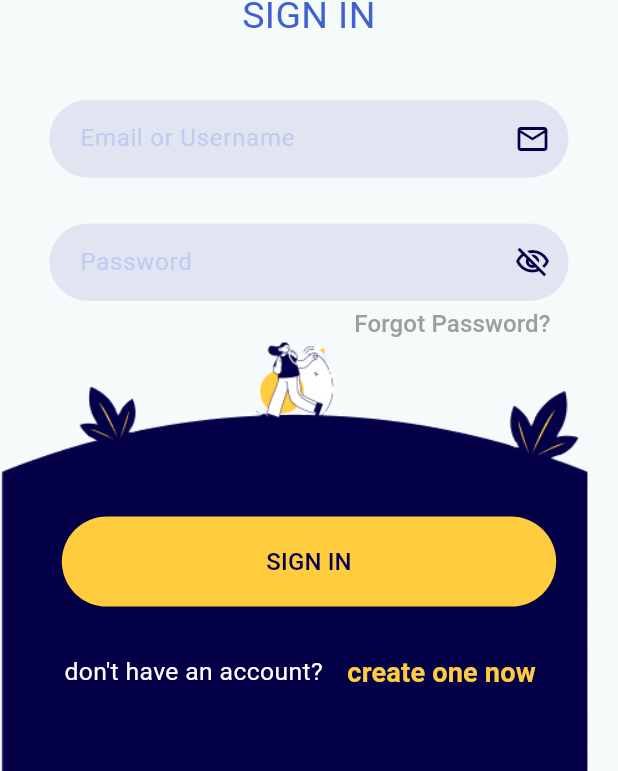
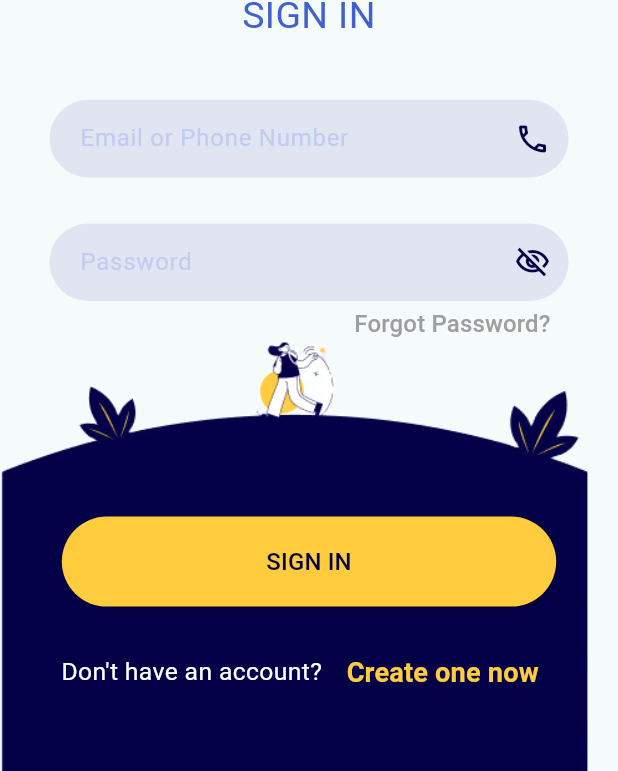
Before and after one commit to deepakdas-d/Divya_Admin, a Flutter app: the Signup screen opened directly, after a tap on "Login", on a phone screen of 412 x 824 dp. Shown: the part 444-1215 px from the top of the screen. Run offline on Flutter 3.47's test engine with Material 3 defaults, Android fonts, the phone set to English and light mode, and no system bars; our stand-ins replace cloud_firestore, firebase_auth, firebase_core, firebase_storage, fl_chart, google_fonts and 3 more; accounts and stored records are empty; network calls fail; project files that could hold a hidden picture were left out.

Commit message:
second commit

```diff
--- a/admin/lib/Auth/otp-verification.dart
+++ b/admin/lib/Auth/otp-verification.dart
@@ -7,7 +7,7 @@ import 'package:flutter/services.dart';
 class OTPVerification extends StatefulWidget {
   final String email;
 
-  const OTPVerification({super.key, required this.email});
+  const OTPVerification({super.key, required this.email, String? phone});
 
   @override
   State<OTPVerification> createState() => _OTPVerificationState();
--- a/admin/lib/Auth/sigin.dart
+++ b/admin/lib/Auth/sigin.dart
@@ -4,7 +4,6 @@ import 'package:admin/home.dart';
 import 'package:cloud_firestore/cloud_firestore.dart';
 import 'package:firebase_auth/firebase_auth.dart';
 import 'package:flutter/material.dart';
-
 import 'package:flutter/services.dart';
 
 class Sigin extends StatefulWidget {
@@ -15,23 +14,23 @@ class Sigin extends StatefulWidget {
 }
 
 class SiginState extends State<Sigin> {
-  final TextEditingController _emailController = TextEditingController();
+  final TextEditingController _emailOrPhoneController = TextEditingController();
   final TextEditingController _passwordController = TextEditingController();
 
   bool _isPasswordVisible = false;
-  bool isEmailEmpty = true;
-  bool isEmailValid = false;
+  bool isInputEmpty = true;
+  bool isInputValid = false;
 
   @override
   void initState() {
     super.initState();
 
-    _emailController.addListener(() {
-      final email = _emailController.text.trim();
+    _emailOrPhoneController.addListener(() {
+      final input = _emailOrPhoneController.text.trim();
 
       setState(() {
-        isEmailEmpty = email.isEmpty;
-        isEmailValid = _isValidEmail(email); // <- validate format
+        isInputEmpty = input.isEmpty;
+        isInputValid = _isValidEmail(input) || _isValidPhone(input);
       });
     });
   }
@@ -41,26 +40,56 @@ class SiginState extends State<Sigin> {
     return emailRegex.hasMatch(email);
   }
 
+  bool _isValidPhone(String phone) {
+    final phoneRegex = RegExp(r'^\+?[\d\s-]{10,}$');
+    return phoneRegex.hasMatch(phone);
+  }
+
   @override
   void dispose() {
-    _emailController.dispose();
+    _emailOrPhoneController.dispose();
     _passwordController.dispose();
-
     super.dispose();
   }
 
-  Future<String?> signIn(String email, String password) async {
+  Future<String?> signIn(String input, String password) async {
     try {
-      print("Attempting to sign in with email: $email"); // Debug log
+      print("Attempting to sign in with input: $input"); // Debug log
 
-      // First sign in with Firebase Auth
+      String? email;
+      String? uid;
+
+      // Check if input is an email or phone number
+      if (_isValidEmail(input)) {
+        // Input is an email
+        email = input;
+      } else if (_isValidPhone(input)) {
+        // Input is a phone number, query Firestore to find matching email
+        QuerySnapshot query = await FirebaseFirestore.instance
+            .collection('admins')
+            .where('phone', isEqualTo: input)
+            .limit(1)
+            .get();
+
+        if (query.docs.isNotEmpty) {
+          email = query.docs.first.get('email') as String;
+          uid = query.docs.first.get('uid') as String;
+          print("Found email for phone: $email"); // Debug log
+        } else {
+          return 'No account found for this phone number.';
+        }
+      } else {
+        return 'Invalid email or phone number format.';
+      }
+
+      // Sign in with Firebase Auth using the email
       UserCredential userCredential = await FirebaseAuth.instance
-          .signInWithEmailAndPassword(email: email, password: password);
+          .signInWithEmailAndPassword(email: email!, password: password);
 
-      String uid = userCredential.user!.uid;
+      uid ??= userCredential.user!.uid;
       print("Sign in successful, UID: $uid"); // Debug log
 
-      // Check if the user exists in the 'admins' collection
+      // Verify admin role in Firestore
       DocumentSnapshot adminDoc = await FirebaseFirestore.instance
           .collection('admins')
           .doc(uid)
@@ -72,14 +101,12 @@ class SiginState extends State<Sigin> {
 
         if (adminData['role'] == 'admin') {
           print("Admin login verified.");
-          return null; // allow login
+          return null; // Allow login
         } else {
-          // Not an admin
           await FirebaseAuth.instance.signOut();
           return 'Access denied. You are not an admin.';
         }
       } else {
-        // No admin record found
         await FirebaseAuth.instance.signOut();
         return 'No admin record found.';
       }
@@ -91,13 +118,13 @@ class SiginState extends State<Sigin> {
   }
 
   void handleSignIn() async {
-    String email = _emailController.text.trim();
+    String input = _emailOrPhoneController.text.trim();
     String password = _passwordController.text.trim();
 
-    if (email.isEmpty || password.isEmpty) {
-      ScaffoldMessenger.of(
-        context,
-      ).showSnackBar(SnackBar(content: Text("Please fill in both fields")));
+    if (input.isEmpty || password.isEmpty) {
+      ScaffoldMessenger.of(context).showSnackBar(
+        const SnackBar(content: Text("Please fill in both fields")),
+      );
       return;
     }
 
@@ -105,11 +132,11 @@ class SiginState extends State<Sigin> {
     showDialog(
       context: context,
       barrierDismissible: false,
-      builder: (_) => Center(child: CircularProgressIndicator()),
+      builder: (_) => const Center(child: CircularProgressIndicator()),
     );
 
     try {
-      String? result = await signIn(email, password);
+      String? result = await signIn(input, password);
 
       // Remove the loading dialog
       Navigator.of(context, rootNavigator: true).pop();
@@ -117,14 +144,14 @@ class SiginState extends State<Sigin> {
       if (result == null) {
         ScaffoldMessenger.of(context).showSnackBar(
           SnackBar(
-            content: Text("Signed in successfully"),
-            backgroundColor: Color(0xFFFFCC3E),
+            content: const Text("Signed in successfully"),
+            backgroundColor: const Color(0xFFFFCC3E),
           ),
         );
 
         Navigator.pushReplacement(
           context,
-          MaterialPageRoute(builder: (_) => Dashboard()), // Fix class name
+          MaterialPageRoute(builder: (_) => const Dashboard()),
         );
       } else {
         ScaffoldMessenger.of(
@@ -140,9 +167,25 @@ class SiginState extends State<Sigin> {
     }
   }
 
+  Future<String?> _getEmailFromPhone(String phone) async {
+    try {
+      QuerySnapshot query = await FirebaseFirestore.instance
+          .collection('admins')
+          .where('phone', isEqualTo: phone)
+          .limit(1)
+          .get();
+
+      if (query.docs.isNotEmpty) {
+        return query.docs.first.get('email') as String;
+      }
+      return null;
+    } catch (e) {
+      return null;
+    }
+  }
+
   @override
   Widget build(BuildContext context) {
-    // final screenWidth = MediaQuery.of(context).size.width;
     final screenHeight = MediaQuery.of(context).size.height;
     return Scaffold(
       resizeToAvoidBottomInset: false,
@@ -160,13 +203,12 @@ class SiginState extends State<Sigin> {
             ),
           ),
 
-          // icon button image
+          // Icon button image
           Positioned(
             left: -screenHeight * .05,
             top: -screenHeight * .09,
             child: TextButton(
               onPressed: () {
-                // Exit the app
                 SystemChannels.platform.invokeMethod('SystemNavigator.pop');
               },
               child: SizedBox(
@@ -194,12 +236,12 @@ class SiginState extends State<Sigin> {
             ),
           ),
 
-          //Welcome text
+          // Welcome text
           Positioned(
             top: screenHeight * .3,
             left: screenHeight * .04,
             right: screenHeight * .04,
-            child: Text(
+            child: const Text(
               'Welcome Back',
               style: TextStyle(
                 fontSize: 35,
@@ -215,50 +257,57 @@ class SiginState extends State<Sigin> {
             top: screenHeight * .35,
             left: screenHeight * .04,
             right: screenHeight * .04,
-            child: Text(
+            child: const Text(
               'SIGN IN',
               style: TextStyle(
                 fontSize: 25,
-                // fontWeight: FontWeight.bold,
                 color: Color.fromARGB(255, 63, 97, 209),
               ),
               textAlign: TextAlign.center,
             ),
           ),
 
-          //text fields of email
+          // Email or Phone text field
           Positioned(
             top: screenHeight * .44,
             left: screenHeight * .04,
             right: screenHeight * .04,
             child: TextField(
-              controller: _emailController,
+              controller: _emailOrPhoneController,
               decoration: InputDecoration(
                 suffixIcon: Icon(
-                  Icons.email_outlined,
-                  color: Color(0xFF030047),
+                  _isValidEmail(_emailOrPhoneController.text.trim())
+                      ? Icons.email_outlined
+                      : Icons.phone_outlined,
+                  color: const Color(0xFF030047),
                 ),
-                labelText: 'Email or Username',
-                labelStyle: TextStyle(
+                labelText: 'Email or Phone Number',
+                labelStyle: const TextStyle(
                   color: Color.fromARGB(255, 193, 204, 240),
                 ),
                 enabledBorder: OutlineInputBorder(
                   borderRadius: BorderRadius.circular(30),
-                  borderSide: BorderSide(color: Colors.transparent, width: 2),
+                  borderSide: const BorderSide(
+                    color: Colors.transparent,
+                    width: 2,
+                  ),
                 ),
                 focusedBorder: OutlineInputBorder(
                   borderRadius: BorderRadius.circular(30),
-                  borderSide: BorderSide(color: Color(0xFF030047), width: 2),
+                  borderSide: const BorderSide(
+                    color: Color(0xFF030047),
+                    width: 2,
+                  ),
                 ),
                 filled: true,
-                fillColor: Color(0xFFE1E5F2),
+                fillColor: const Color(0xFFE1E5F2),
                 contentPadding: EdgeInsets.symmetric(
                   horizontal: screenHeight * .02,
                   vertical: screenHeight * .015,
                 ),
               ),
-              style: TextStyle(fontSize: 18),
-              keyboardType: TextInputType.emailAddress,
+              style: const TextStyle(fontSize: 18),
+              keyboardType: TextInputType.text,
             ),
           ),
 
@@ -268,14 +317,13 @@ class SiginState extends State<Sigin> {
             left: 0,
             right: 0,
             child: SizedBox(
-              height:
-                  MediaQuery.of(context).size.height *
-                  0.6, // Adjust based on screen size
+              height: MediaQuery.of(context).size.height * 0.6,
               width: MediaQuery.of(context).size.width,
               child: Image.asset('assets/images/bottom.png', fit: BoxFit.cover),
             ),
           ),
-          //text fields of password
+
+          // Password text field
           Positioned(
             top: screenHeight * .54,
             left: screenHeight * .04,
@@ -289,7 +337,7 @@ class SiginState extends State<Sigin> {
                     _isPasswordVisible
                         ? Icons.visibility_outlined
                         : Icons.visibility_off_outlined,
-                    color: Color(0xFF030047),
+                    color: const Color(0xFF030047),
                   ),
                   onPressed: () {
                     setState(() {
@@ -298,41 +346,76 @@ class SiginState extends State<Sigin> {
                   },
                 ),
                 labelText: 'Password',
-                labelStyle: TextStyle(
+                labelStyle: const TextStyle(
                   color: Color.fromARGB(255, 193, 204, 240),
                 ),
                 enabledBorder: OutlineInputBorder(
                   borderRadius: BorderRadius.circular(30),
-                  borderSide: BorderSide(color: Colors.transparent, width: 2),
+                  borderSide: const BorderSide(
+                    color: Colors.transparent,
+                    width: 2,
+                  ),
                 ),
                 focusedBorder: OutlineInputBorder(
                   borderRadius: BorderRadius.circular(30),
-                  borderSide: BorderSide(color: Color(0xFF030047), width: 2),
+                  borderSide: const BorderSide(
+                    color: Color(0xFF030047),
+                    width: 2,
+                  ),
                 ),
                 filled: true,
-                fillColor: Color(0xFFE1E5F2),
+                fillColor: const Color(0xFFE1E5F2),
                 contentPadding: EdgeInsets.symmetric(
                   horizontal: screenHeight * .02,
                   vertical: screenHeight * .015,
                 ),
               ),
-              style: TextStyle(fontSize: 18),
+              style: const TextStyle(fontSize: 18),
             ),
           ),
 
-          //forgot password text
+          // Forgot password text
           Positioned(
             bottom: screenHeight * .35,
             right: screenHeight * .04,
             child: TextButton(
-              onPressed: (!isEmailEmpty && isEmailValid)
-                  ? () {
+              onPressed: (!isInputEmpty && isInputValid)
+                  ? () async {
+                      String? email;
+                      String? phone;
+                      final input = _emailOrPhoneController.text.trim();
+
+                      if (_isValidEmail(input)) {
+                        email = input;
+                      } else if (_isValidPhone(input)) {
+                        phone = input;
+                        email = await _getEmailFromPhone(input);
+                        if (email == null) {
+                          ScaffoldMessenger.of(context).showSnackBar(
+                            const SnackBar(
+                              content: Text(
+                                "No account found for this phone number.",
+                              ),
+                            ),
+                          );
+                          return;
+                        }
+                      } else {
+                        ScaffoldMessenger.of(context).showSnackBar(
+                          const SnackBar(
+                            content: Text(
+                              "Invalid email or phone number format.",
+                            ),
+                          ),
+                        );
+                        return;
+                      }
+
                       Navigator.push(
                         context,
                         MaterialPageRoute(
-                          builder: (context) => OTPVerification(
-                            email: _emailController.text.trim(),
-                          ),
+                          builder: (context) =>
+                              OTPVerification(email: email ?? '', phone: phone),
                         ),
                       );
                     }
@@ -340,7 +423,7 @@ class SiginState extends State<Sigin> {
               child: Text(
                 "Forgot Password?",
                 style: TextStyle(
-                  color: (!isEmailEmpty && isEmailValid)
+                  color: (!isInputEmpty && isInputValid)
                       ? Colors.blue
                       : Colors.grey,
                   fontSize: 16,
@@ -349,7 +432,7 @@ class SiginState extends State<Sigin> {
             ),
           ),
 
-          //  Button above the image
+          // Sign In button
           Positioned(
             bottom: screenHeight * .15,
             left: 0,
@@ -363,9 +446,9 @@ class SiginState extends State<Sigin> {
                     handleSignIn();
                   },
                   style: ElevatedButton.styleFrom(
-                    backgroundColor: Color(0xFFFFCC3E),
+                    backgroundColor: const Color(0xFFFFCC3E),
                   ),
-                  child: Text(
+                  child: const Text(
                     "SIGN IN",
                     style: TextStyle(color: Color(0xFF030047), fontSize: 16),
                   ),
@@ -381,15 +464,13 @@ class SiginState extends State<Sigin> {
             right: 0,
             child: Center(
               child: SizedBox(
-                width:
-                    MediaQuery.of(context).size.width *
-                    0.9, // 90% of screen width
+                width: MediaQuery.of(context).size.width * 0.9,
                 height: 60,
                 child: Row(
                   mainAxisAlignment: MainAxisAlignment.center,
                   children: [
                     Text(
-                      "don't have an account? ",
+                      "Don't have an account? ",
                       style: TextStyle(
                         color: Colors.white,
                         fontSize: screenHeight * .02,
@@ -399,13 +480,15 @@ class SiginState extends State<Sigin> {
                       onPressed: () {
                         Navigator.push(
                           context,
-                          MaterialPageRoute(builder: (context) => Signup()),
+                          MaterialPageRoute(
+                            builder: (context) => const Signup(),
+                          ),
                         );
                       },
                       child: Text(
-                        "create one now",
+                        "Create one now",
                         style: TextStyle(
-                          color: Color(0xFFFFCC3E),
+                          color: const Color(0xFFFFCC3E), // Fixed color value
                           fontSize: screenHeight * .022,
                           fontWeight: FontWeight.bold,
                         ),
--- a/admin/lib/Auth/signup.dart
+++ b/admin/lib/Auth/signup.dart
@@ -12,6 +12,7 @@ class Signup extends StatefulWidget {
 
 class _SignupState extends State<Signup> {
   final TextEditingController _emailController = TextEditingController();
+  final TextEditingController _phoneController = TextEditingController();
   final TextEditingController _passwordController = TextEditingController();
   final TextEditingController _confirmPasswordController =
       TextEditingController();
@@ -21,10 +22,14 @@ class _SignupState extends State<Signup> {
   //signUp function to handle user registration
   Future<void> signUp() async {
     String email = _emailController.text.trim();
+    String phone = _phoneController.text.trim();
     String password = _passwordController.text;
     String confirmPassword = _confirmPasswordController.text;
 
-    if (email.isEmpty || password.isEmpty || confirmPassword.isEmpty) {
+    if (email.isEmpty ||
+        phone.isEmpty ||
+        password.isEmpty ||
+        confirmPassword.isEmpty) {
       ScaffoldMessenger.of(
         context,
       ).showSnackBar(const SnackBar(content: Text('Please fill all fields')));
@@ -48,6 +53,7 @@ class _SignupState extends State<Signup> {
       // Store admin user data in Firestore
       await FirebaseFirestore.instance.collection('admins').doc(user!.uid).set({
         'email': email,
+        'phone': phone,
         'uid': user.uid,
         'role': 'admin', // Mark as admin
         'createdAt': Timestamp.now(),
@@ -86,6 +92,7 @@ class _SignupState extends State<Signup> {
   @override
   void dispose() {
     _emailController.dispose();
+    _phoneController.dispose();
     _passwordController.dispose();
     _confirmPasswordController.dispose();
     super.dispose();
@@ -93,7 +100,6 @@ class _SignupState extends State<Signup> {
 
   @override
   Widget build(BuildContext context) {
-    // final screenWidth = MediaQuery.of(context).size.width;
     final screenHeight = MediaQuery.of(context).size.height;
     return Scaffold(
       resizeToAvoidBottomInset: false,
@@ -217,9 +223,56 @@ class _SignupState extends State<Signup> {
             ),
           ),
 
+          // Phone number text field
+          Positioned(
+            top: screenHeight * .47,
+            left: screenHeight * .04,
+            right: screenHeight * .04,
+            child: TextField(
+              controller: _phoneController,
+              decoration: InputDecoration(
+                suffixIcon: Icon(
+                  Icons.phone_outlined,
+                  color: Color(0xFF030047),
+                ),
+                labelText: 'Phone Number',
+                labelStyle: TextStyle(
+                  color: Color.fromARGB(255, 193, 204, 240),
+                ),
+                enabledBorder: OutlineInputBorder(
+                  borderRadius: BorderRadius.circular(30),
+                  borderSide: BorderSide(color: Colors.transparent, width: 2),
+                ),
+                focusedBorder: OutlineInputBorder(
+                  borderRadius: BorderRadius.circular(30),
+                  borderSide: BorderSide(color: Color(0xFF030047), width: 2),
+                ),
+                filled: true,
+                fillColor: Color(0xFFE1E5F2),
+                contentPadding: EdgeInsets.symmetric(
+                  horizontal: 20,
+                  vertical: 15,
+                ),
+              ),
+              style: TextStyle(fontSize: 18),
+              keyboardType: TextInputType.phone,
+            ),
+          ),
+
+          //respositioned bottom image
+          Positioned(
+            bottom: -screenHeight * .17,
+            left: screenHeight * -.001,
+            right: 0,
+            child: SizedBox(
+              height: MediaQuery.of(context).size.height * 0.6,
+              width: MediaQuery.of(context).size.width,
+              child: Image.asset('assets/images/bottom.png', fit: BoxFit.cover),
+            ),
+          ),
           // Password text field
           Positioned(
-            top: screenHeight * .47,
+            top: screenHeight * .55,
             left: screenHeight * .04,
             right: screenHeight * .04,
             child: TextField(
@@ -262,21 +315,9 @@ class _SignupState extends State<Signup> {
             ),
           ),
 
-          // Bottom image (moved before confirm password field)
+          // Confirm Password text field
           Positioned(
-            bottom: -screenHeight * .1,
-            left: 0,
-            right: 0,
-            child: SizedBox(
-              height: MediaQuery.of(context).size.height * 0.6,
-              width: MediaQuery.of(context).size.width,
-              child: Image.asset('assets/images/bottom.png', fit: BoxFit.cover),
-            ),
-          ),
-
-          // Confirm Password text field (moved after bottom image)
-          Positioned(
-            top: screenHeight * .55,
+            top: screenHeight * .63,
             left: screenHeight * .04,
             right: screenHeight * .04,
             child: TextField(
@@ -321,7 +362,7 @@ class _SignupState extends State<Signup> {
 
           // Sign up button
           Positioned(
-            bottom: screenHeight * .15,
+            bottom: screenHeight * .13,
             left: 0,
             right: 0,
             child: Center(
```
